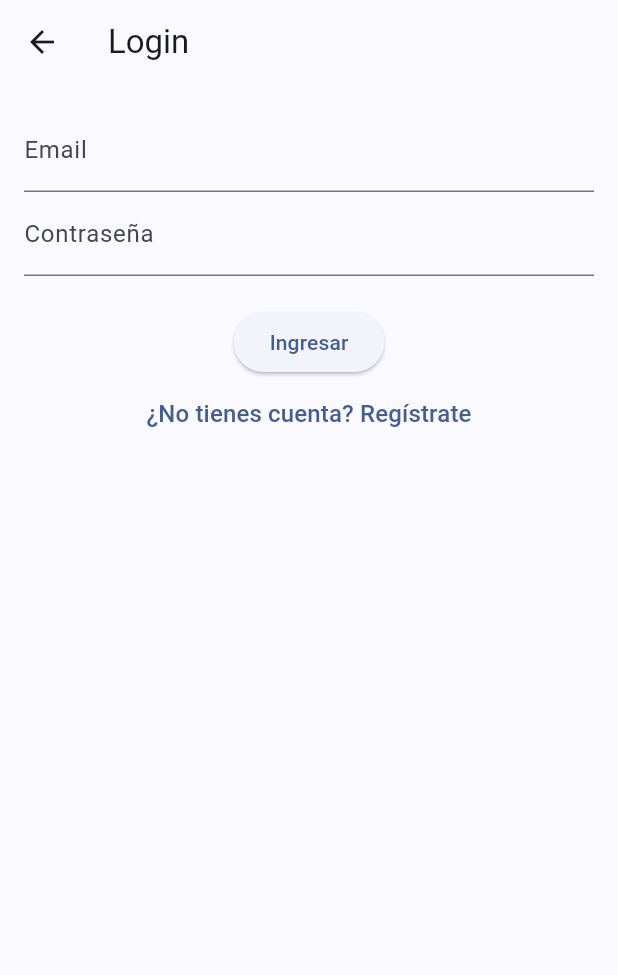
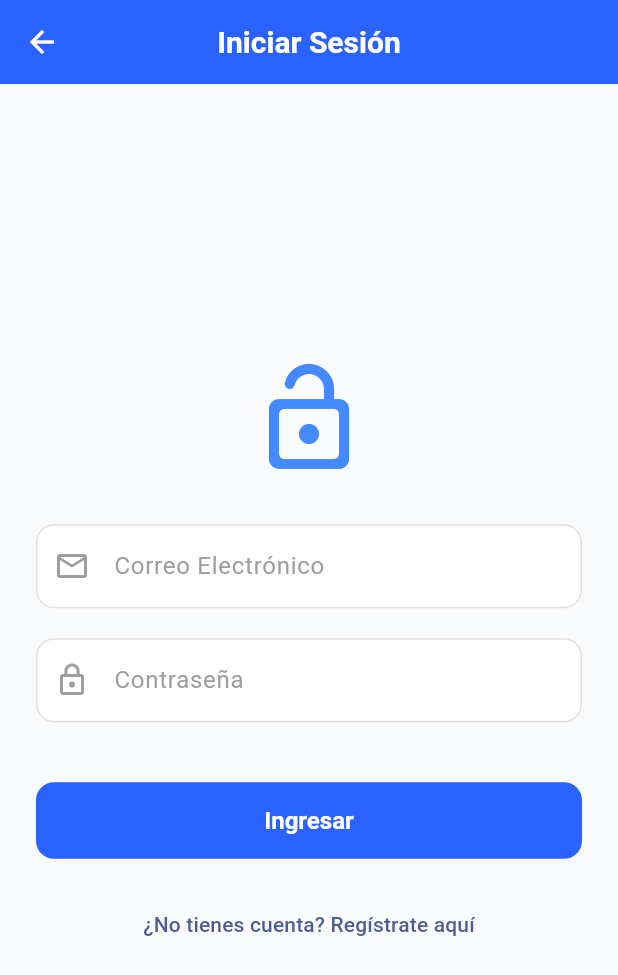
Before and after one commit to ElvisZC/DBP-II-unidad, a Flutter app: the screen it shows once a user with an empty profile is signed in, after a tap on the "exit to app" icon, after a tap on "Iniciar Sesión", on a phone screen of 412 x 824 dp. Shown: the top 975 px of the screen. Run offline on Flutter 3.47's test engine with Material 3 defaults, Android fonts, the phone set to English and light mode, and no system bars; our stand-ins replace cloud_firestore, firebase_auth, firebase_core, firebase_storage, image_picker; accounts and stored records are empty; network calls fail.

Commit message:
Agregamos el theme para darle estilo a la aplicación

```diff
--- a/lib/main.dart
+++ b/lib/main.dart
@@ -7,6 +7,7 @@ import 'screens/home_screen.dart';
 import 'screens/welcome_screen.dart';
 import 'screens/login_screen.dart';
 import 'screens/register_screen.dart';
+import 'theme/app_theme.dart';
 
 void main() async {
   WidgetsFlutterBinding.ensureInitialized();
@@ -24,13 +25,14 @@ class MyApp extends StatelessWidget {
     return MaterialApp(
       debugShowCheckedModeBanner: false,
       title: 'Gastos Compartidos',
-      theme: ThemeData(
-        colorScheme: ColorScheme.fromSeed(seedColor: Colors.blueAccent),
-        useMaterial3: true,
-      ),
+
+      // AQUI CONECTAMOS EL TEMA NUEVO
+      theme: AppTheme.lightTheme,
+
+      // Tus rutas siguen igual...
       routes: {
         '/login': (context) => const LoginScreen(),
-        // '/register': (context) => const RegisterScreen(), // Descomenta si tienes registro
+        '/register': (context) => const RegisterScreen(), // (Si la tienes)
       },
       home: const AuthWrapper(),
     );
--- a/lib/screens/login_screen.dart
+++ b/lib/screens/login_screen.dart
@@ -1,8 +1,7 @@
 import 'package:flutter/material.dart';
 import 'package:firebase_auth/firebase_auth.dart';
-import 'home_screen.dart';
-import 'register_screen.dart';
-
+import 'register_screen.dart'; // Asegúrate de tener este import
+import 'home_screen.dart';   // Y este
 
 class LoginScreen extends StatefulWidget {
   const LoginScreen({super.key});
@@ -14,63 +13,94 @@ class LoginScreen extends StatefulWidget {
 class _LoginScreenState extends State<LoginScreen> {
   final _emailController = TextEditingController();
   final _passwordController = TextEditingController();
+  bool _isLoading = false;
 
-  Future<void> login() async {
+  Future<void> _login() async {
+    setState(() => _isLoading = true);
     try {
       await FirebaseAuth.instance.signInWithEmailAndPassword(
         email: _emailController.text.trim(),
         password: _passwordController.text.trim(),
       );
-
       if (!mounted) return;
-
-      Navigator.pushReplacement(
+      // Navegar al Home y borrar historial para no volver al login
+      Navigator.pushAndRemoveUntil(
         context,
         MaterialPageRoute(builder: (_) => const HomeScreen()),
+            (route) => false,
       );
     } catch (e) {
-      ScaffoldMessenger.of(context)
-          .showSnackBar(SnackBar(content: Text(e.toString())));
+      ScaffoldMessenger.of(context).showSnackBar(
+        SnackBar(content: Text('Error: ${e.toString()}'), backgroundColor: Colors.red),
+      );
+    } finally {
+      if (mounted) setState(() => _isLoading = false);
     }
   }
 
   @override
   Widget build(BuildContext context) {
     return Scaffold(
-      appBar: AppBar(title: const Text('Login')),
-      body: Padding(
-        padding: const EdgeInsets.all(16),
+      // El color de fondo ya viene del tema (gris clarito)
+      appBar: AppBar(
+        title: const Text('Iniciar Sesión'),
+        // No necesitamos poner backgroundColor aquí, el tema ya sabe que es Azul
+      ),
+      body: Center(
+        child: SingleChildScrollView( // Para que no tape el teclado
+          padding: const EdgeInsets.all(24.0),
           child: Column(
+            mainAxisAlignment: MainAxisAlignment.center,
+            crossAxisAlignment: CrossAxisAlignment.stretch,
             children: [
+              // Icono bonito arriba
+              const Icon(Icons.lock_open_rounded, size: 80, color: Colors.blueAccent),
+              const SizedBox(height: 30),
+
+              // Campo Email (Sin decoración manual, el tema lo hace bonito)
               TextField(
                 controller: _emailController,
-              decoration: const InputDecoration(labelText: 'Email'),
+                keyboardType: TextInputType.emailAddress,
+                decoration: const InputDecoration(
+                  labelText: 'Correo Electrónico',
+                  prefixIcon: Icon(Icons.email_outlined),
                 ),
+              ),
+              const SizedBox(height: 20),
+
+              // Campo Contraseña
               TextField(
                 controller: _passwordController,
-              decoration: const InputDecoration(labelText: 'Contraseña'),
                 obscureText: true,
+                decoration: const InputDecoration(
+                  labelText: 'Contraseña',
+                  prefixIcon: Icon(Icons.lock_outline),
                 ),
+              ),
+              const SizedBox(height: 40),
+
+              // Botón Principal
+              ElevatedButton(
+                onPressed: _isLoading ? null : _login,
+                child: _isLoading
+                    ? const CircularProgressIndicator(color: Colors.white)
+                    : const Text('Ingresar'),
+              ),
+
               const SizedBox(height: 20),
-            ElevatedButton(
-              onPressed: login,
-              child: const Text('Ingresar'),
-            ),
+
+              // Botón de Texto para Registro
               TextButton(
                 onPressed: () {
                   Navigator.push(
                     context,
-                  MaterialPageRoute(
-                    builder: (_) => const RegisterScreen(),
-                  ),
+                    MaterialPageRoute(builder: (_) => const RegisterScreen()),
                   );
                 },
-              child: const Text(
-                '¿No tienes cuenta? Regístrate',
-                style: TextStyle(fontSize: 16),
-              ),
+                child: const Text('¿No tienes cuenta? Regístrate aquí'),
               ),
             ],
+          ),
         ),
       ),
     );
--- /dev/null
+++ b/lib/theme/app_theme.dart
@@ -0,0 +1,102 @@
+import 'package:flutter/material.dart';
+
+class AppTheme {
+  // 1. COLORES MAESTROS
+  // Usaremos un Indigo (Azul moderno) como primario y Verde para el dinero
+  static const Color primary = Color(0xFF2962FF); // Indigo vibrante
+  static const Color secondary = Color(0xFF10B981); // Verde Esmeralda (Dinero)
+  static const Color error = Color(0xFFEF4444); // Rojo moderno
+  static const Color background = Color(0xFFF9FAFB); // Gris muy clarito (casi blanco)
+
+  // 2. DEFINICIÓN DEL TEMA
+  static final ThemeData lightTheme = ThemeData(
+    useMaterial3: true,
+    colorScheme: ColorScheme.fromSeed(
+      seedColor: primary,
+      secondary: secondary,
+      error: error,
+      background: background,
+      surface: Colors.white, // Color de las tarjetas (Cards)
+    ),
+
+    // Fondo general de la app
+    scaffoldBackgroundColor: background,
+
+    // Estilo de la Barra Superior (AppBar)
+    appBarTheme: const AppBarTheme(
+      backgroundColor: primary,
+      foregroundColor: Colors.white, // Color del texto e iconos
+      centerTitle: true,
+      elevation: 0,
+      titleTextStyle: TextStyle(
+          fontWeight: FontWeight.bold,
+          fontSize: 20,
+          color: Colors.white
+      ),
+    ),
+
+    // Estilo de las Tarjetas (Cards)
+    cardTheme: CardThemeData(
+      color: Colors.white,
+      elevation: 2,
+      shadowColor: Colors.black12,
+      margin: const EdgeInsets.symmetric(vertical: 8, horizontal: 0),
+      shape: RoundedRectangleBorder(borderRadius: BorderRadius.circular(16)),
+    ),
+
+    // Estilo de los Botones Principales (ElevatedButton)
+    elevatedButtonTheme: ElevatedButtonThemeData(
+      style: ElevatedButton.styleFrom(
+        backgroundColor: primary,
+        foregroundColor: Colors.white,
+        elevation: 0,
+        padding: const EdgeInsets.symmetric(horizontal: 24, vertical: 16),
+        shape: RoundedRectangleBorder(borderRadius: BorderRadius.circular(12)),
+        textStyle: const TextStyle(fontSize: 16, fontWeight: FontWeight.bold),
+      ),
+    ),
+
+    // Estilo de los Botones Secundarios (OutlinedButton)
+    outlinedButtonTheme: OutlinedButtonThemeData(
+      style: OutlinedButton.styleFrom(
+        foregroundColor: primary,
+        padding: const EdgeInsets.symmetric(horizontal: 24, vertical: 16),
+        side: const BorderSide(color: primary, width: 2),
+        shape: RoundedRectangleBorder(borderRadius: BorderRadius.circular(12)),
+        textStyle: const TextStyle(fontSize: 16, fontWeight: FontWeight.bold),
+      ),
+    ),
+
+    // Estilo de los Campos de Texto (InputDecoration) - ¡Esto ahorra mucho código!
+    inputDecorationTheme: InputDecorationTheme(
+      filled: true,
+      fillColor: Colors.white,
+      contentPadding: const EdgeInsets.symmetric(horizontal: 20, vertical: 16),
+      border: OutlineInputBorder(
+        borderRadius: BorderRadius.circular(12),
+        borderSide: BorderSide.none, // Sin borde por defecto
+      ),
+      enabledBorder: OutlineInputBorder(
+        borderRadius: BorderRadius.circular(12),
+        borderSide: const BorderSide(color: Colors.black12), // Borde gris suave
+      ),
+      focusedBorder: OutlineInputBorder(
+        borderRadius: BorderRadius.circular(12),
+        borderSide: const BorderSide(color: primary, width: 2), // Borde azul al escribir
+      ),
+      errorBorder: OutlineInputBorder(
+        borderRadius: BorderRadius.circular(12),
+        borderSide: const BorderSide(color: error),
+      ),
+      labelStyle: const TextStyle(color: Colors.grey),
+      prefixIconColor: Colors.grey,
+    ),
+
+    // Estilo de los botones flotantes (+ Gasto)
+    floatingActionButtonTheme: const FloatingActionButtonThemeData(
+      backgroundColor: primary,
+      foregroundColor: Colors.white,
+      shape: CircleBorder(), // O RoundedRectangleBorder(borderRadius: BorderRadius.circular(16))
+    ),
+  );
+}
```
Lines whose indentation alone changed are shown as unchanged.
